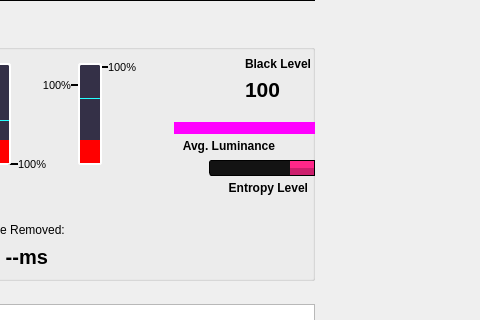
First picture: the form in res/zdcurtain.ui, repository goth-uhaul/zdcurtain, before the edit; both pictures show x 336 to 816 and y 389 to 709 of the 816 by 880 pixel window.
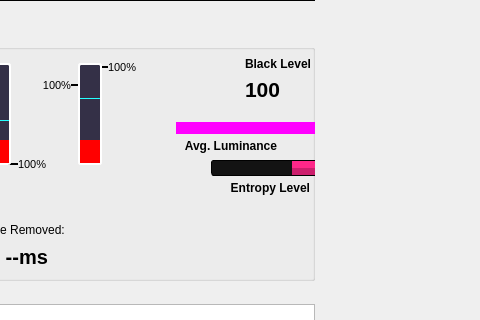
Second picture: the form after the edit. Icons and pictures are not drawn.

Commit message: spinner load and black screen entropy fixes

Patch:
```diff
--- a/res/zdcurtain.ui
+++ b/res/zdcurtain.ui
@@ -1178,7 +1178,7 @@
     <widget class="QFrame" name="luminance_entropy_frame">
      <property name="geometry">
       <rect>
-       <x>500</x>
+       <x>502</x>
        <y>90</y>
        <width>141</width>
        <height>80</height>
```
The commit also changes 3 other files.
